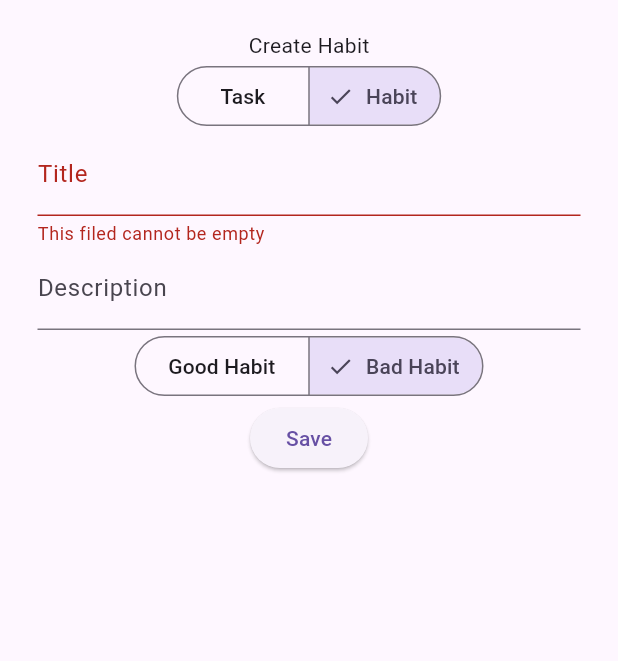
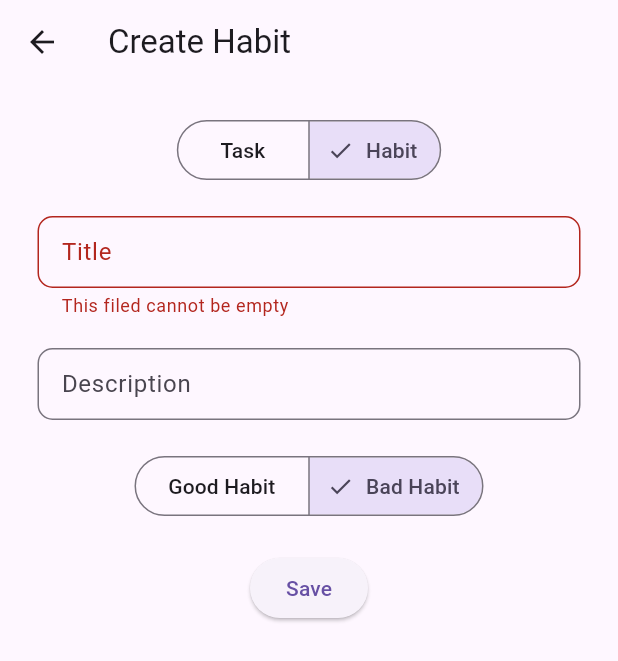
Before and after one commit to Quedow/skuld, a Flutter app: the FormScreen screen opened directly, after a tap on "Habit", after a tap on "Bad Habit", after a tap on "Save", on a phone screen of 412 x 824 dp. Shown: the top 661 px of the screen. Run offline on Flutter 3.47's test engine with Material 3 defaults, Android fonts, the phone set to English and light mode, and no system bars; our stand-ins replace flutter_colorpicker, isar; missing offline and left inert: flame; accounts and stored records are empty; generated files the repository leaves out were written again.

Commit message:
feat: update form mecanism

```diff
--- a/lib/screens/form_screen.dart
+++ b/lib/screens/form_screen.dart
@@ -4,13 +4,15 @@ import 'package:skuld/models/habit.dart';
 import 'package:skuld/models/quest.dart';
 import 'package:skuld/models/task.dart';
 import 'package:skuld/provider/database_service.dart';
+import 'package:skuld/utils/common_text.dart';
 import 'package:skuld/utils/functions.dart';
 import 'package:skuld/utils/rules.dart';
+import 'package:skuld/utils/styles.dart';
 
 class FormScreen extends StatefulWidget {
-  final Map<QuestType, int>? questTypeAndId;
+  final Map<QuestType, dynamic>? typeAndQuest;
 
-  const FormScreen({super.key, this.questTypeAndId});
+  const FormScreen({super.key, this.typeAndQuest});
 
   @override
   State<FormScreen> createState() => _FormScreenState();
@@ -20,52 +22,49 @@ class _FormScreenState extends State<FormScreen> {
   final DatabaseService _db = DatabaseService();
 
   final GlobalKey<FormState> _formKey = GlobalKey<FormState>();
-  late final int? _idToUpdate;
+  late dynamic _quest;
   bool _isEditMode = false;
 
-  late QuestType _questType;
+  QuestType _questType = QuestType.task;
   final TextEditingController _titleController = TextEditingController();
   final TextEditingController _descriptionController = TextEditingController();
   DateTime _dateController = DateTime.now();
   TimeOfDay _timeController = TimeOfDay.now();
-  String _colorController = '#f44336';
+  String _colorController = Styles.redColor;
   bool _isGoodController = true;
 
   @override
   void initState() {
     super.initState();
-    _questType =  widget.questTypeAndId?.entries.first.key ?? QuestType.task;
-    _idToUpdate = widget.questTypeAndId?.entries.first.value;
+    if (widget.typeAndQuest == null) { return; }
+
+    _questType =  widget.typeAndQuest!.entries.first.key;
+    _quest = (_questType == QuestType.task)
+      ? Functions.tryCast<Task>(widget.typeAndQuest?.entries.first.value)
+      : Functions.tryCast<Habit>(widget.typeAndQuest?.entries.first.value);
+
+    if (_quest == null) { return; }
+
     _tryLoadQuest();
   }
 
   Future<void> _tryLoadQuest() async {
-    if (_idToUpdate != null) {
     _isEditMode = true;
 
     if (_questType == QuestType.task) {
-        final Task? taskToUpdate = await _db.getTask(_idToUpdate);
-
-        if (taskToUpdate == null) { return; }
-
       setState(() {
-          _titleController.text = taskToUpdate.title;
-          _descriptionController.text = taskToUpdate.description;
-          _dateController = taskToUpdate.dueDateTime;
-          _timeController = TimeOfDay.fromDateTime(taskToUpdate.dueDateTime);
-          _colorController = taskToUpdate.color;
+        _titleController.text = _quest.title;
+        _descriptionController.text = _quest.description;
+        _dateController = _quest.dueDateTime;
+        _timeController = TimeOfDay.fromDateTime(_quest.dueDateTime);
+        _colorController = _quest.color;
       });
     } else if (_questType == QuestType.habit) {
-        final Habit? habitToUpdate = await _db.getHabit(_idToUpdate);
-
-        if (habitToUpdate == null) { return; }
-
       setState(() {
-          _titleController.text = habitToUpdate.title;
-          _descriptionController.text = habitToUpdate.description;
-          _isGoodController = habitToUpdate.isGood;
+        _titleController.text = _quest.title;
+        _descriptionController.text = _quest.description;
+        _isGoodController = _quest.isGood;
       });
-      }
     }
   }
 
@@ -76,41 +75,76 @@ class _FormScreenState extends State<FormScreen> {
     super.dispose();
   }
 
-  void _submitForm() {
-    if (_formKey.currentState!.validate()) {
-      if (_questType == QuestType.task) {
+  Future<void> _submitForm() async {
+    if (!_formKey.currentState!.validate()) { return; }
+
+    switch (_questType) {
+      case QuestType.task:
+        _isEditMode ? await _updateTask() : await _addTask();
+        break;
+      case QuestType.habit:
+        _isEditMode ? await _updateHabit() : await _addHabit();
+        break;
+      case QuestType.routine:
+        break;
+    }
+    _formKey.currentState!.reset();
+    if (_isEditMode && mounted) { Navigator.pop(context, true); }
+  }
+
+  Future<void> _addTask() async {
     final DateTime dueDateTime = DateTime(_dateController.year, _dateController.month, _dateController.day, _timeController.hour, _timeController.minute);
 
-        Task task = Task(
+    await _db.insertOrUpdateTask(Task(
       _titleController.text,
       _descriptionController.text,
       dueDateTime,
       _colorController,
-        );
-        _db.insertOrUpdateTask(_idToUpdate, task);
-      } else {
-        Habit habit = Habit(
+    ),);
+  }
+
+  Future<void> _updateTask() async {
+    final DateTime dueDateTime = DateTime(_dateController.year, _dateController.month, _dateController.day, _timeController.hour, _timeController.minute);
+
+    _quest.title = _titleController.text;
+    _quest.description = _descriptionController.text;
+    _quest.dueDateTime = dueDateTime;
+    _quest.color = _colorController;
+
+    await _db.insertOrUpdateTask(_quest);
+  }
+
+  Future<void> _addHabit() async {
+    await _db.insertOrUpdateHabit(Habit(
       _titleController.text,
       _descriptionController.text,
       _isGoodController,
-          _isGoodController ? '#4caf50' : '#f44336',
-        );
-        _db.insertOrUpdateHabit(habit);
+      _isGoodController ? Styles.greenColor : Styles.redColor,
+    ),);
   }
-      _formKey.currentState!.reset();
-      if (_isEditMode) { Navigator.pop(context, true); }
-    }
+
+  Future<void> _updateHabit() async {
+      _quest.title = _titleController.text;
+      _quest.description = _descriptionController.text;
+      _quest.isGood = _isGoodController;
+      _quest.color = _isGoodController ? Styles.greenColor : Styles.redColor;
+      await _db.insertOrUpdateHabit(_quest);
     }
 
   @override
   Widget build(BuildContext context) {
     return Scaffold(
-      body: SafeArea(
-        child: Padding(
-          padding: const EdgeInsets.symmetric(vertical: 20, horizontal: 25),
+      appBar: AppBar(
+        title: Text(Texts.textTitleForm(_isEditMode, _questType)),
+        actions: _isEditMode ? [
+          IconButton(onPressed: _deleteQuest, icon: const Icon(Icons.delete_rounded)),
+        ] : null,
+      ),
+      body: Padding(
+        padding: const EdgeInsets.symmetric(vertical: 10, horizontal: 25),
+        child: SingleChildScrollView(
           child: Column(
             children: [
-              Text(_isEditMode ? 'Edit ${_questType == QuestType.task ? "Task" : "Habit"}' : 'Create ${_questType == QuestType.task ? "Task" : "Habit"}'),
               if (!_isEditMode)
                 _segmentedButton(),
               Form(
@@ -120,9 +154,10 @@ class _FormScreenState extends State<FormScreen> {
                     _textField(_titleController, 'Title', Rules.isNotEmpty),
                     _textField(_descriptionController, 'Description', Rules.free),
                     ..._questForm(),
-                    ElevatedButton(onPressed: _submitForm, child: const Text('Save')),
-                    if (_isEditMode)
-                      ElevatedButton(onPressed: _deleteQuest, child: const Text('Delete')),
+                    Padding(
+                      padding: const EdgeInsets.symmetric(vertical: 10),
+                      child: ElevatedButton(onPressed: _submitForm, child: const Text('Save')),
+                    ),
                   ],
                 ),
               ),
@@ -133,34 +168,42 @@ class _FormScreenState extends State<FormScreen> {
     );
   }
 
-  SegmentedButton _segmentedButton() {
-    return SegmentedButton<QuestType>(
+  Padding _segmentedButton() {
+    return Padding(
+      padding: const EdgeInsets.symmetric(vertical: 10),
+      child: SegmentedButton<QuestType>(
         selected: {_questType},
         segments: [
           const ButtonSegment<QuestType>(label: Text('Task'), value: QuestType.task),
           const ButtonSegment<QuestType>(label: Text('Habit'), value: QuestType.habit),
         ],
         onSelectionChanged: (Set<QuestType> questTypes) {
-        setState(() {
-          _questType = questTypes.first;
-        });
-      }
+          setState(() => _questType = questTypes.first);
+        },
+      ),
     );
   }
 
-  TextFormField _textField(TextEditingController controller, String label, String? Function(String?) rules) {
-    return TextFormField(
+  Padding _textField(TextEditingController controller, String label, String? Function(String?) rules) {
+    return Padding(
+      padding: const EdgeInsets.symmetric(vertical: 10),
+      child: TextFormField(
         controller: controller,
-      decoration: InputDecoration(labelText: label),
+        decoration: InputDecoration(
+          isDense: true,
+          labelText: label,
+          border: OutlineInputBorder(borderRadius: BorderRadius.circular(Styles.borderRadius)),
+        ),
         validator: rules,
+      ),
     );
   }
 
   List<Widget> _questForm() {
     if (_questType == QuestType.task) {
       return [
-        _dateSelector(),
-        _timeSelector(),
+        _selector(Icons.calendar_today_rounded, 'Due Date', Functions.getDate(_dateController), () => _selectDate(context)),
+        _selector(Icons.access_time_rounded, 'Time', _timeController.format(context), () => _selectTime(context)),
         _colorSelector(),
       ];
     } else if (_questType == QuestType.habit) {
@@ -169,59 +212,64 @@ class _FormScreenState extends State<FormScreen> {
     return [];
   }
 
-  Row _dateSelector() {
-    return Row(
-      mainAxisAlignment: MainAxisAlignment.spaceBetween,
-      children: [
-        const Text('Due date'),
-        Text(Functions.getDate(_dateController)),
-        ElevatedButton(
-          child: const Text('Pick Date'),
-          onPressed: () => _selectDate(context),
+  Padding _selector(IconData icon, String label, String data, void Function()? onPressed) {
+    return Padding(
+      padding: const EdgeInsets.symmetric(vertical: 10),
+      child: Container(
+        padding: const EdgeInsets.symmetric(horizontal: 10),
+        decoration: BoxDecoration(
+          border: Border.all(color: Colors.black, width: 1),  // Black border
+          borderRadius: BorderRadius.circular(Styles.borderRadius),
         ),
-      ],
-    );
-  }
-
-  Row _timeSelector() {
-    return Row(
-      mainAxisAlignment: MainAxisAlignment.spaceBetween,
-      children: [
-        const Text('Due time'),
-        Text(_timeController.format(context)),
-        ElevatedButton(
-          child: const Text('Pick Time'),
-          onPressed: () => _selectTime(context),
-        ),
-      ],
-    );
-  }
-
-  ElevatedButton _colorSelector() {
-    return ElevatedButton(
-      onPressed: () => _selectColor(),
         child: Row(
           mainAxisAlignment: MainAxisAlignment.spaceBetween,
           children: [
-          Text('Select Color'),
-          CircleAvatar(backgroundColor: Color(int.parse(_colorController.replaceFirst('#', '0xff'))), radius: 10),
+            Text(label),
+            Text(data),
+            IconButton(icon: Icon(icon), onPressed: onPressed),
           ],
+        ),
       ),
     );
   }
 
-  SegmentedButton _habitTypeSwitch() {
-    return SegmentedButton<bool>(
+  Padding _colorSelector() {
+    return Padding(
+      padding: const EdgeInsets.symmetric(vertical: 10),
+      child: Container(
+        padding: const EdgeInsets.only(left: 10),
+        decoration: BoxDecoration(
+          border: Border.all(color: Colors.black, width: 1),  // Black border
+          borderRadius: BorderRadius.circular(Styles.borderRadius),
+        ),
+        child: Row(
+          mainAxisAlignment: MainAxisAlignment.spaceBetween,
+          children: [
+            const Text('Select Color'),
+            TextButton(
+              style: const ButtonStyle(shape: WidgetStatePropertyAll(CircleBorder())),
+              child: CircleAvatar(backgroundColor: Color(int.parse(_colorController.replaceFirst('#', '0xff'))), radius: 12),
+              onPressed: () => _selectColor(),
+            ),
+          ],
+        ),
+      ),
+    );
+  }
+
+  Padding _habitTypeSwitch() {
+    return Padding(
+      padding: const EdgeInsets.symmetric(vertical: 10),
+      child: SegmentedButton<bool>(
         selected: {_isGoodController},
         segments: [
-        ButtonSegment<bool>(label: Text('Good Habit'), value: true),
-        ButtonSegment<bool>(label: Text('Bad Habit'), value: false),
+          const ButtonSegment<bool>(label: Text('Good Habit'), value: true),
+          const ButtonSegment<bool>(label: Text('Bad Habit'), value: false),
         ],
         onSelectionChanged: (Set<bool> questTypes) {
-        setState(() {
-          _isGoodController = questTypes.first;
-        });
-      }
+          setState(() => _isGoodController = questTypes.first);
+        },
+      ),
     );
   }
 
@@ -234,9 +282,7 @@ class _FormScreenState extends State<FormScreen> {
     );
 
     if (dueDate != null && dueDate != _dateController) {
-      setState(() {
-        _dateController = dueDate;
-      });
+      setState(() => _dateController = dueDate);
     }
   }
 
@@ -246,9 +292,7 @@ class _FormScreenState extends State<FormScreen> {
       initialTime: TimeOfDay.now(),
     );
     if (dueTime != null && dueTime != _timeController) {
-      setState(() {
-        _timeController = dueTime;
-      });
+      setState(() => _timeController = dueTime);
     }
   }
 
@@ -258,7 +302,7 @@ class _FormScreenState extends State<FormScreen> {
       builder: (BuildContext context) {
         return AlertDialog(
           content: BlockPicker(
-            pickerColor: Color(0xfff44336),
+            pickerColor: const Color(0xfff44336),
             onColorChanged: (color) {
               Navigator.of(context).pop(color);
             },
@@ -268,18 +312,19 @@ class _FormScreenState extends State<FormScreen> {
     );
 
     if (color != null) {
-      setState(() {
-        _colorController = '#${color.value.toRadixString(16).padLeft(8, '0')}';
-      });
+      setState(() => _colorController = '#${color.value.toRadixString(16).padLeft(8, '0')}');
     }
   }
 
-  void _deleteQuest() {
-    if (_questType == QuestType.task && _idToUpdate != null) {
-      _db.clearTask(_idToUpdate);
-    } else if (_questType == QuestType.habit && _idToUpdate != null) {
-      _db.clearHabit(_idToUpdate);
+  Future<void> _deleteQuest() async {
+    if (_questType == QuestType.task && _quest != null) {
+      await _db.clearTask(_quest.id);
+    } else if (_questType == QuestType.habit && _quest != null) {
+      await _db.clearHabit(_quest.id);
     }
-    Navigator.pop(context);
+
+    if(mounted) {
+      Navigator.pop(context, true);
     }
   }
+}
--- a/lib/utils/common_text.dart
+++ b/lib/utils/common_text.dart
@@ -1,4 +1,15 @@
+import 'package:skuld/models/quest.dart';
+
 abstract class Texts {
+  static String textTitleForm(bool isEditMode, QuestType questType) {
+    return isEditMode
+      ? 'Edit ${questType == QuestType.task ? "Task" : "Habit"}'
+      : 'Create ${questType == QuestType.task ? "Task" : "Habit"}';
+  }
+
+  // Errors
+  static String errorLoadingTasks = 'Error when loading tasks';
+
   // Rules
   static String errorRequiredRule = 'This filed cannot be empty';
 }
--- a/lib/utils/functions.dart
+++ b/lib/utils/functions.dart
@@ -13,4 +13,6 @@ abstract class Functions {
   static String getTime(DateTime date) {
     return DateFormat('HH:mm').format(date);
   }
+
+  static T? tryCast<T>(dynamic x) => x is T ? x : null;
 }
--- /dev/null
+++ b/lib/utils/styles.dart
@@ -0,0 +1,6 @@
+abstract class Styles {
+  static final String redColor = '#f44336';
+  static final String greenColor = '#4caf50';
+
+  static final double borderRadius = 10;
+}
```
Also changed, not shown: lib/provider/database_service.dart (+2 -13 lines), lib/screens/tasks_screen.dart (+11 -11 lines). Lines whose indentation alone changed are shown as unchanged.
